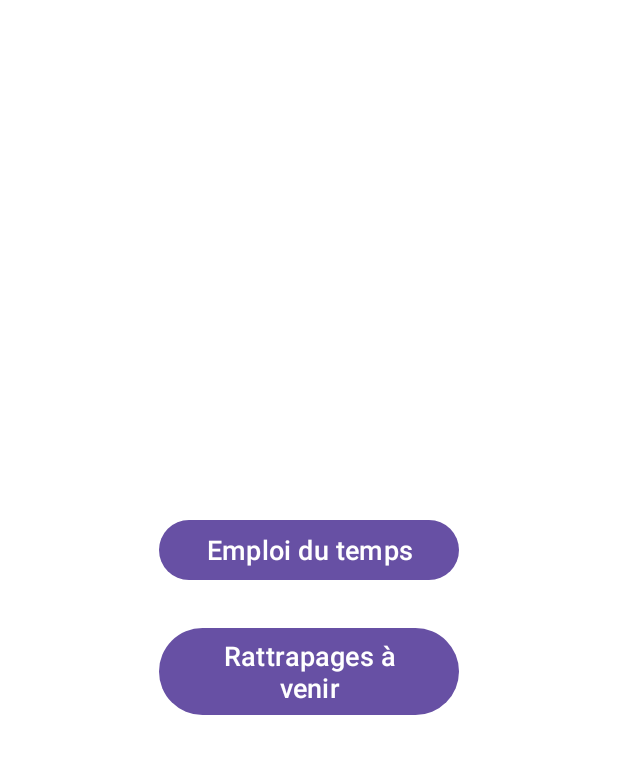
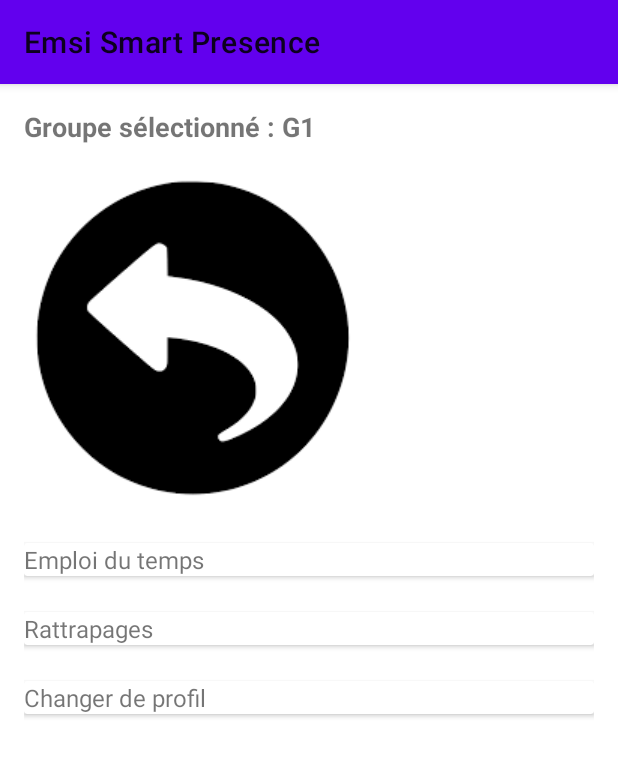
Before and after one commit to Wissal-yaghcha/EMSISmartPresence, an Android app: the HomeEtudiantActivity screen opened directly, with no data from a screen before it, on a phone screen of 412 x 824 dp. Shown: the top 757 px of the screen. Run offline under Robolectric (Android 15) with nearby library versions, the phone set to English and light mode, and no system bars.

Commit message:
Ton message

```diff
--- a/app/src/main/AndroidManifest.xml
+++ b/app/src/main/AndroidManifest.xml
@@ -15,7 +15,7 @@
         android:label="Emsi Smart Presence"
         android:roundIcon="@mipmap/ic_launcher_round"
         android:supportsRtl="true"
-        android:theme="@style/Theme.EmsiSmartPresence"
+        android:theme="@style/Theme.MaterialComponents.DayNight"
         tools:targetApi="31">
 
         <!-- SplashScreen : activité de lancement -->
@@ -52,6 +52,9 @@
         <activity android:name=".EmploiDuTempsActivity" />
         <activity android:name=".RattrapagesActivity" />
 
+        <activity android:name=".SettingsActivity" android:exported="true" />
+
+
         <!-- Déclaration de l'API key pour Google Maps -->
         <meta-data
             android:name="com.google.android.geo.API_KEY"
--- a/app/src/main/java/com/example/emsismartpresence/HomeEtudiantActivity.java
+++ b/app/src/main/java/com/example/emsismartpresence/HomeEtudiantActivity.java
@@ -1,38 +1,74 @@
 package com.example.emsismartpresence;
 
 import android.content.Intent;
+import android.content.SharedPreferences;
 import android.os.Bundle;
-import android.widget.Button;
+import android.view.View;
+import android.widget.ImageView;
+import android.widget.TextView;
 
 import androidx.appcompat.app.AppCompatActivity;
+import androidx.cardview.widget.CardView;
 
 public class HomeEtudiantActivity extends AppCompatActivity {
 
-    private Button btnEmploi;
-    private Button btnRattrapages;
+    private String selectedGroup;
+    private TextView tvGroupInfo;
 
     @Override
     protected void onCreate(Bundle savedInstanceState) {
         super.onCreate(savedInstanceState);
         setContentView(R.layout.activity_home_etudiant);
 
-        btnEmploi = findViewById(R.id.btn_emploi);
-        btnRattrapages = findViewById(R.id.btn_rattrapages);
+        // Récupérer le groupe sélectionné
+        if (getIntent().hasExtra("groupe")) {
+            selectedGroup = getIntent().getStringExtra("groupe");
+        } else {
+            // Si pas dans l'intent, vérifier dans les préférences
+            SharedPreferences sharedPreferences = getSharedPreferences(ChoixGroupeActivity.PREFS_NAME, MODE_PRIVATE);
+            selectedGroup = sharedPreferences.getString(ChoixGroupeActivity.KEY_GROUPE, "G1"); // G1 par défaut
+        }
 
-        String groupe = getIntent().getStringExtra("groupe");
+        // Initialiser les vues
+        tvGroupInfo = findViewById(R.id.tv_group_info);
+        tvGroupInfo.setText("Groupe sélectionné : " + selectedGroup);
 
-        btnEmploi.setOnClickListener(v -> {
+        // Flèche de retour pour changer de groupe
+        ImageView back = findViewById(R.id.ic_arrow_back);
+        back.setOnClickListener(v -> {
+            Intent intent = new Intent(HomeEtudiantActivity.this, ChoixGroupeActivity.class);
+            startActivity(intent);
+            finish();  // Ferme cette activité pour éviter de revenir ici par erreur
+        });
+
+        // Configuration des cartes de fonctionnalités
+        setupCardClickListeners();
+    }
+
+    private void setupCardClickListeners() {
+        // Emploi du temps
+        CardView cardEmploi = findViewById(R.id.card_emploi);
+        cardEmploi.setOnClickListener(v -> {
             Intent intent = new Intent(HomeEtudiantActivity.this, EmploiDuTempsActivity.class);
-            intent.putExtra("isProf", false);
-            intent.putExtra("groupe", groupe);
+            intent.putExtra("groupe", selectedGroup);
             startActivity(intent);
         });
 
-        btnRattrapages.setOnClickListener(v -> {
+        // Rattrapages
+        CardView cardRattrapages = findViewById(R.id.card_rattrapages);
+        cardRattrapages.setOnClickListener(v -> {
             Intent intent = new Intent(HomeEtudiantActivity.this, RattrapagesActivity.class);
-            intent.putExtra("isProf", false);
-            intent.putExtra("groupe", groupe);
+            intent.putExtra("groupe", selectedGroup);
             startActivity(intent);
+        });
+
+        // Changer de profil (retour à la sélection de rôle)
+        CardView cardChangeProfil = findViewById(R.id.card_change_profile);
+        cardChangeProfil.setOnClickListener(v -> {
+            Intent intent = new Intent(HomeEtudiantActivity.this, RoleSelectionActivity.class);
+            intent.setFlags(Intent.FLAG_ACTIVITY_NEW_TASK | Intent.FLAG_ACTIVITY_CLEAR_TASK);
+            startActivity(intent);
+            finish();  // Ferme cette activité pour éviter de revenir ici par erreur
         });
     }
 }
--- a/app/src/main/java/com/example/emsismartpresence/SplashScreen.java
+++ b/app/src/main/java/com/example/emsismartpresence/SplashScreen.java
@@ -16,7 +16,7 @@ public class SplashScreen extends AppCompatActivity {
         setContentView(R.layout.activity_splash_screen);
 
         new Handler().postDelayed(() -> {
-            Intent intent = new Intent(SplashScreen.this, RoleSelectionActivity.class);
+            Intent intent = new Intent(SplashScreen.this, Login.class);
             startActivity(intent);
             finish();
         }, SPLASH_DELAY);
--- a/app/src/main/res/layout/activity_home_etudiant.xml
+++ b/app/src/main/res/layout/activity_home_etudiant.xml
@@ -1,25 +1,68 @@
 <?xml version="1.0" encoding="utf-8"?>
 <LinearLayout xmlns:android="http://schemas.android.com/apk/res/android"
+    android:orientation="vertical"
     android:layout_width="match_parent"
     android:layout_height="match_parent"
-    android:orientation="vertical"
-    android:gravity="center"
-    android:padding="24dp"
-    android:background="#FFFFFF">
+    android:padding="16dp">
 
-    <Button
-        android:id="@+id/btn_emploi"
-        android:layout_width="200dp"
+    <!-- Affichage du groupe sélectionné -->
+    <TextView
+        android:id="@+id/tv_group_info"
+        android:layout_width="wrap_content"
         android:layout_height="wrap_content"
-        android:text="Emploi du temps"
+        android:text="Groupe sélectionné : "
         android:textSize="18sp"
-        android:layout_marginBottom="24dp"/>
+        android:textStyle="bold" />
 
-    <Button
-        android:id="@+id/btn_rattrapages"
-        android:layout_width="200dp"
+    <!-- Flèche de retour -->
+    <ImageView
+        android:id="@+id/ic_arrow_back"
+        android:layout_width="wrap_content"
         android:layout_height="wrap_content"
-        android:text="Rattrapages à venir"
-        android:textSize="18sp"/>
+        android:src="@drawable/ic_arrow_back"
+        android:contentDescription="Retour"
+        android:layout_marginTop="16dp" />
 
+    <!-- Cartes de fonctionnalités -->
+    <androidx.cardview.widget.CardView
+        android:id="@+id/card_emploi"
+        android:layout_width="match_parent"
+        android:layout_height="wrap_content"
+        android:layout_marginTop="24dp"
+        android:padding="16dp">
+
+        <TextView
+            android:layout_width="wrap_content"
+            android:layout_height="wrap_content"
+            android:text="Emploi du temps"
+            android:textSize="16sp" />
+    </androidx.cardview.widget.CardView>
+
+    <androidx.cardview.widget.CardView
+        android:id="@+id/card_rattrapages"
+        android:layout_width="match_parent"
+        android:layout_height="wrap_content"
+        android:layout_marginTop="24dp"
+        android:padding="16dp">
+
+        <TextView
+            android:layout_width="wrap_content"
+            android:layout_height="wrap_content"
+            android:text="Rattrapages"
+            android:textSize="16sp" />
+    </androidx.cardview.widget.CardView>
+
+    <androidx.cardview.widget.CardView
+        android:id="@+id/card_change_profile"
+        android:layout_width="match_parent"
+        android:layout_height="wrap_content"
+        android:layout_marginTop="24dp"
+        android:padding="16dp">
+
+        <TextView
+            android:layout_width="wrap_content"
+            android:layout_height="wrap_content"
+            android:text="Changer de profil"
+            android:textSize="16sp" />
+    </androidx.cardview.widget.CardView>
 </LinearLayout>
--- a/app/src/main/res/values-night/themes.xml
+++ /dev/null
@@ -1,7 +0,0 @@
-<resources xmlns:tools="http://schemas.android.com/tools">
-    <!-- Base application theme. -->
-    <style name="Base.Theme.EmsiSmartPresence" parent="Theme.Material3.DayNight.NoActionBar">
-        <!-- Customize your dark theme here. -->
-        <!-- <item name="colorPrimary">@color/my_dark_primary</item> -->
-    </style>
-</resources>
--- a/app/src/main/res/values/themes.xml
+++ /dev/null
@@ -1,9 +0,0 @@
-<resources xmlns:tools="http://schemas.android.com/tools">
-    <!-- Base application theme. -->
-    <style name="Base.Theme.EmsiSmartPresence" parent="Theme.Material3.DayNight.NoActionBar">
-        <!-- Customize your light theme here. -->
-        <!-- <item name="colorPrimary">@color/my_light_primary</item> -->
-    </style>
-
-    <style name="Theme.EmsiSmartPresence" parent="Base.Theme.EmsiSmartPresence" />
-</resources>
```
Also changed, not shown: app/src/main/java/com/example/emsismartpresence/Login.java (+11 -55 lines), app/src/main/java/com/example/emsismartpresence/RoleSelectionActivity.java (+17 -16 lines), app/src/main/java/com/example/emsismartpresence/SettingsActivity.java (added, +47 -0 lines), app/src/main/res/layout/activity_role_selection.xml (+67 -12 lines), app/src/main/res/layout/activity_settings.xml (added, +22 -0 lines), app/src/main/java/com/example/emsismartpresence/Home.java (line endings or trailing spaces), app/src/main/res/drawable/ic_settings.png (added), app/src/main/res/layout/activity_home.xml (line endings or trailing spaces), app/src/main/res/layout/activity_login.xml (line endings or trailing spaces).
